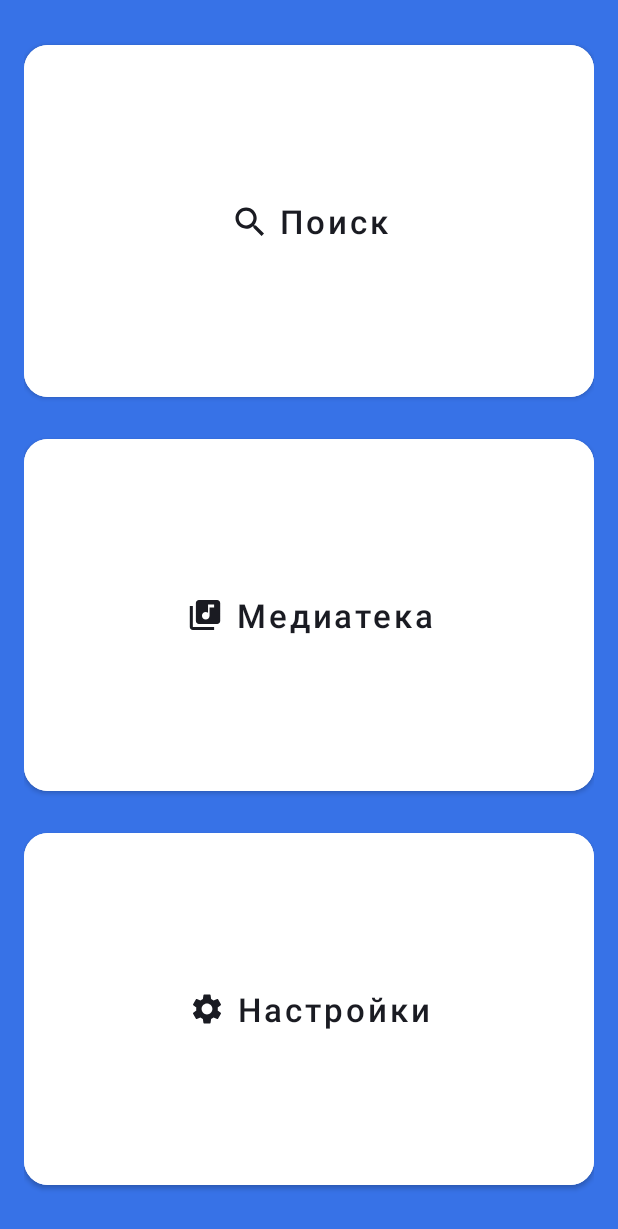
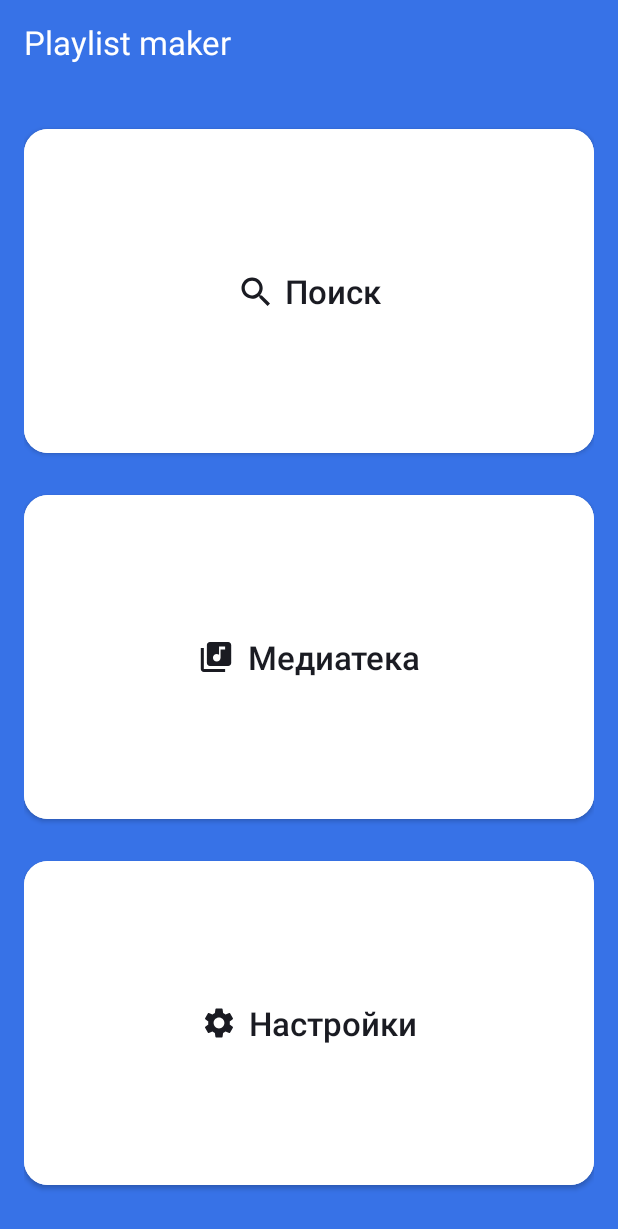
Before and after one commit to HUEY-news/PlaylistMaker, an Android app: the screen it shows after launch (MainActivity), on a phone screen of 412 x 824 dp. Shown: the top 1229 px of the screen. Run offline under Robolectric (Android 15) with nearby library versions, the phone set to English and light mode, and no system bars.

Commit message:
fix: main layout remake

```diff
--- a/app/src/main/res/layout/activity_main.xml
+++ b/app/src/main/res/layout/activity_main.xml
@@ -5,71 +5,84 @@
     xmlns:app="http://schemas.android.com/apk/res-auto"
     android:layout_width="match_parent"
     android:layout_height="match_parent"
-    android:background="@color/YP_Blue"
     android:orientation="vertical"
     android:paddingHorizontal="16dp"
-    android:paddingTop="24dp"
-    android:paddingBottom="28dp">
+
+    android:background="@color/YP_Blue" >
+
+    <TextView
+        android:layout_width="match_parent"
+        android:layout_height="56dp"
+
+        android:text="@string/header_main"
+        android:gravity="start|center"
+        android:textSize="@dimen/size_regular"
+        android:textColor="@color/YP_White" />
 
     <Button
         android:id="@+id/button_search"
         android:layout_width="match_parent"
         android:layout_height="0dp"
         android:layout_weight="1"
-        android:backgroundTint="@color/YP_White"
+        android:layout_marginTop="24dp"
+        app:cornerRadius="@dimen/radius_medium"
+
+        android:text="@string/search"
         android:gravity="center"
-        android:text="@string/search"
         android:textAllCaps="false"
+        android:letterSpacing="0"
+        android:textSize="@dimen/size_regular"
         android:textColor="@color/YP_Black"
-        android:textSize="@dimen/size_special_header"
 
-        android:foreground="?attr/selectableItemBackground"
-
-        app:cornerRadius="@dimen/radius_medium"
         app:icon="@drawable/ic_search"
         app:iconGravity="textStart"
         app:iconPadding="@dimen/margin_small"
-        app:iconTint="@color/YP_Black" />
+        app:iconTint="@color/YP_Black"
+
+        android:backgroundTint="@color/YP_White" />
 
     <Button
         android:id="@+id/button_library"
         android:layout_width="match_parent"
         android:layout_height="0dp"
+        android:layout_weight="1"
         android:layout_marginVertical="16dp"
-        android:layout_weight="1"
-        android:backgroundTint="@color/YP_White"
+        app:cornerRadius="@dimen/radius_medium"
+
+        android:text="@string/library"
         android:gravity="center"
-        android:text="@string/library"
         android:textAllCaps="false"
+        android:letterSpacing="0"
+        android:textSize="@dimen/size_regular"
         android:textColor="@color/YP_Black"
-        android:textSize="@dimen/size_special_header"
 
-        android:foreground="?attr/selectableItemBackground"
-
-        app:cornerRadius="@dimen/radius_medium"
         app:icon="@drawable/ic_library"
         app:iconGravity="textStart"
         app:iconPadding="@dimen/margin_small"
-        app:iconTint="@color/YP_Black" />
+        app:iconTint="@color/YP_Black"
+
+        android:backgroundTint="@color/YP_White" />
 
     <Button
         android:id="@+id/button_settings"
         android:layout_width="match_parent"
         android:layout_height="0dp"
         android:layout_weight="1"
-        android:backgroundTint="@color/YP_White"
+        android:layout_marginBottom="28dp"
+        app:cornerRadius="@dimen/radius_medium"
+
+        android:text="@string/settings"
         android:gravity="center"
-        android:text="@string/settings"
         android:textAllCaps="false"
+        android:letterSpacing="0"
+        android:textSize="@dimen/size_regular"
         android:textColor="@color/YP_Black"
-        android:textSize="@dimen/size_special_header"
 
-        android:foreground="?attr/selectableItemBackground"
-
-        app:cornerRadius="@dimen/radius_medium"
         app:icon="@drawable/ic_settings"
         app:iconGravity="textStart"
         app:iconPadding="@dimen/margin_small"
-        app:iconTint="@color/YP_Black" />
+        app:iconTint="@color/YP_Black"
+
+        android:backgroundTint="@color/YP_White" />
 
 </LinearLayout>
--- a/app/src/main/res/layout/activity_settings.xml
+++ b/app/src/main/res/layout/activity_settings.xml
@@ -23,7 +23,7 @@
             android:layout_width="wrap_content"
             android:layout_height="wrap_content"
             android:text="Настройки"
-            android:textSize="@dimen/size_special_header"
+            android:textSize="@dimen/size_regular"
             android:textStyle="bold"
             android:textColor="@color/YP_Black" />
     </LinearLayout>
--- a/app/src/main/res/values/colors.xml
+++ b/app/src/main/res/values/colors.xml
@@ -5,12 +5,11 @@
     <color name="purple_700">#FF3700B3</color>
     <color name="teal_200">#FF03DAC5</color>
     <color name="teal_700">#FF018786</color>
-    <color name="black">#FF000000</color>
+    <color name="black">#00000000</color>
     <color name="white">#FFFFFFFF</color>
 
     <!-- YANDEX PRACTICUM COLORS -->
     <color name="YP_White">#FFFFFF</color>
     <color name="YP_Black">#1A1B22</color>
-    <color name="YP_Deep_Black">#000000</color>
     <color name="YP_Blue">#3772E7</color>
 </resources>
--- a/app/src/main/res/values/dimens.xml
+++ b/app/src/main/res/values/dimens.xml
@@ -14,7 +14,7 @@
     <dimen name="size_small">8sp</dimen>
     <dimen name="size_medium">16sp</dimen>
     <dimen name="size_large">32sp</dimen>
-    <dimen name="size_special_header">22sp</dimen>
+    <dimen name="size_regular">22sp</dimen>
 
     <!-- SETTINGS DIMENS -->
     <dimen name="padding_vertical_settings_textview">21dp</dimen>
--- a/app/src/main/res/values/strings.xml
+++ b/app/src/main/res/values/strings.xml
@@ -2,6 +2,7 @@
     <string name="app_name" translatable="false">Playlist Maker</string>
 
     <!-- MAIN SCREEN -->
+    <string name="header_main">Playlist maker</string>
     <string name="search">Поиск</string>
     <string name="library">Медиатека</string>
     <string name="settings">Настройки</string>
```
